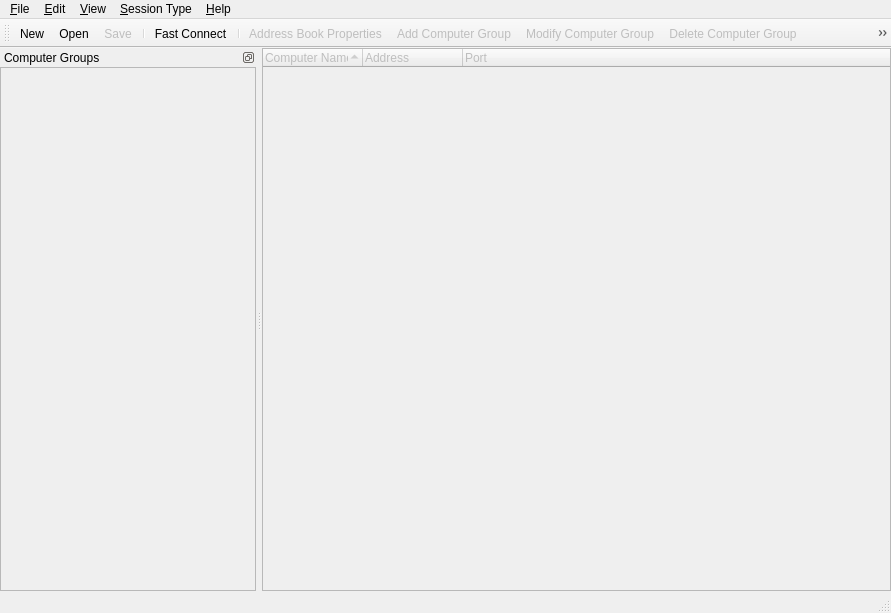
This is source/console/console_window.ui in dchapyshev/aspia as Qt 5 draws it before an edit. The edited form follows.
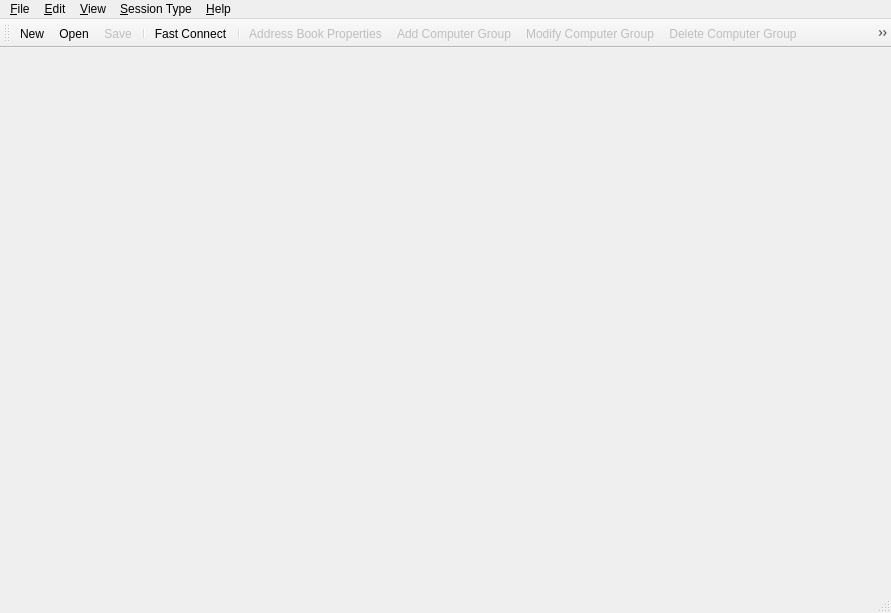
This is the edited form. Icons and pictures are not drawn. Custom widgets are drawn as their Qt base class.

```diff
--- a/source/console/console_window.ui
+++ b/source/console/console_window.ui
@@ -18,7 +18,10 @@
     <normaloff>:/icon/main.png</normaloff>:/icon/main.png</iconset>
   </property>
   <widget class="QWidget" name="central_widget">
-   <layout class="QHBoxLayout" name="horizontalLayout">
+   <layout class="QVBoxLayout" name="verticalLayout_2">
+    <property name="spacing">
+     <number>0</number>
+    </property>
     <property name="leftMargin">
      <number>0</number>
     </property>
@@ -32,49 +35,19 @@
      <number>0</number>
     </property>
     <item>
-     <widget class="aspia::ComputerTree" name="tree_computer">
-      <property name="enabled">
-       <bool>false</bool>
+     <widget class="QTabWidget" name="tab_widget">
+      <property name="currentIndex">
+       <number>-1</number>
       </property>
-      <property name="contextMenuPolicy">
-       <enum>Qt::CustomContextMenu</enum>
+      <property name="documentMode">
+       <bool>true</bool>
       </property>
-      <property name="dragEnabled">
+      <property name="tabsClosable">
        <bool>true</bool>
       </property>
-      <property name="dragDropMode">
-       <enum>QAbstractItemView::DragOnly</enum>
-      </property>
-      <property name="defaultDropAction">
-       <enum>Qt::MoveAction</enum>
-      </property>
-      <property name="selectionBehavior">
-       <enum>QAbstractItemView::SelectItems</enum>
-      </property>
-      <property name="indentation">
-       <number>0</number>
-      </property>
-      <property name="sortingEnabled">
+      <property name="movable">
        <bool>true</bool>
       </property>
-      <property name="columnCount">
-       <number>3</number>
-      </property>
-      <column>
-       <property name="text">
-        <string>Computer Name</string>
-       </property>
-      </column>
-      <column>
-       <property name="text">
-        <string>Address</string>
-       </property>
-      </column>
-      <column>
-       <property name="text">
-        <string>Port</string>
-       </property>
-      </column>
      </widget>
     </item>
    </layout>
@@ -156,63 +129,6 @@
    <addaction name="menu_session_type"/>
    <addaction name="menu_help"/>
   </widget>
-  <widget class="QDockWidget" name="dock_group">
-   <property name="features">
-    <set>QDockWidget::DockWidgetFloatable|QDockWidget::DockWidgetMovable</set>
-   </property>
-   <property name="windowTitle">
-    <string>Computer Groups</string>
-   </property>
-   <attribute name="dockWidgetArea">
-    <number>1</number>
-   </attribute>
-   <widget class="QWidget" name="panel_content_group">
-    <layout class="QVBoxLayout" name="verticalLayout">
-     <property name="leftMargin">
-      <number>0</number>
-     </property>
-     <property name="topMargin">
-      <number>0</number>
-     </property>
-     <property name="rightMargin">
-      <number>0</number>
-     </property>
-     <property name="bottomMargin">
-      <number>0</number>
-     </property>
-     <item>
-      <widget class="aspia::ComputerGroupTree" name="tree_group">
-       <property name="enabled">
-        <bool>false</bool>
-       </property>
-       <property name="contextMenuPolicy">
-        <enum>Qt::CustomContextMenu</enum>
-       </property>
-       <property name="dragEnabled">
-        <bool>false</bool>
-       </property>
-       <property name="dragDropMode">
-        <enum>QAbstractItemView::DragDrop</enum>
-       </property>
-       <property name="defaultDropAction">
-        <enum>Qt::MoveAction</enum>
-       </property>
-       <property name="selectionBehavior">
-        <enum>QAbstractItemView::SelectItems</enum>
-       </property>
-       <attribute name="headerVisible">
-        <bool>false</bool>
-       </attribute>
-       <column>
-        <property name="text">
-         <string notr="true">1</string>
-        </property>
-       </column>
-      </widget>
-     </item>
-    </layout>
-   </widget>
-  </widget>
   <widget class="QStatusBar" name="status_bar"/>
   <widget class="QToolBar" name="tool_bar">
    <property name="windowTitle">
@@ -545,18 +461,6 @@
   </action>
  </widget>
  <layoutdefault spacing="6" margin="11"/>
- <customwidgets>
-  <customwidget>
-   <class>aspia::ComputerGroupTree</class>
-   <extends>QTreeWidget</extends>
-   <header>console/computer_group_tree.h</header>
-  </customwidget>
-  <customwidget>
-   <class>aspia::ComputerTree</class>
-   <extends>QTreeWidget</extends>
-   <header>console/computer_tree.h</header>
-  </customwidget>
- </customwidgets>
  <resources>
   <include location="../resources/resources.qrc"/>
  </resources>
```
